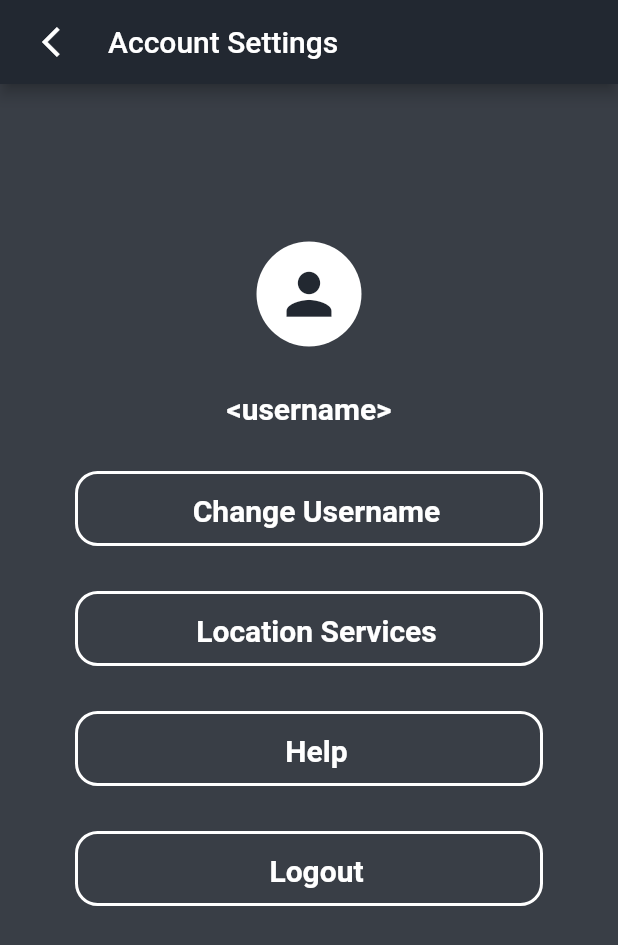
After one commit to austinhogan11/text_marks_the_spot_app, a Flutter app: the AccountScreen screen opened by its route, on a phone screen of 412 x 824 dp. The commit adds this screen. Shown: the top 945 px of the screen. Run offline on Flutter 3.47's test engine with Material 2 defaults, Android fonts, the phone set to English and light mode, and no system bars; our stand-ins replace cloud_firestore, firebase_auth, firebase_core, google_sign_in; missing offline and left inert: apple_sign_in; accounts and stored records are empty.

Commit message:
- Create Account Settings Screens & Navigation

```diff
--- /dev/null
+++ b/lib/components/avatar.dart
@@ -0,0 +1,18 @@
+import 'package:flutter/material.dart';
+
+import '../constants.dart';
+
+class Avatar extends StatelessWidget {
+  @override
+  Widget build(BuildContext context) {
+    return CircleAvatar(
+      child: Icon(
+        Icons.person,
+        color: kPrimaryColor,
+        size: 45.0,
+      ),
+      backgroundColor: Colors.white,
+      radius: 35.0,
+    );
+  }
+}
--- /dev/null
+++ b/lib/components/settings_button.dart
@@ -0,0 +1,50 @@
+import 'package:flutter/material.dart';
+import 'package:text_marks_the_spot_app/functionality/authentication/user_authentication_handling.dart';
+import 'package:text_marks_the_spot_app/screens/account_settings/change_username_screen.dart';
+import 'package:text_marks_the_spot_app/screens/login_screen.dart';
+
+class SettingsButton extends StatelessWidget {
+  final String btnText;
+  final String screenNavRoute;
+
+  SettingsButton({this.btnText, this.screenNavRoute});
+
+  @override
+  Widget build(BuildContext context) {
+    return Padding(
+      padding: EdgeInsets.symmetric(vertical: 15.0, horizontal: 50.0),
+      child: OutlineButton(
+        splashColor: Colors.white,
+        onPressed: () {
+          if (screenNavRoute == LoginScreen.id) userSignOutHandling(context);
+          Navigator.pushNamed(context, screenNavRoute);
+        },
+        shape: RoundedRectangleBorder(
+          borderRadius: BorderRadius.circular(15.0),
+        ),
+        highlightElevation: 0,
+        borderSide: BorderSide(color: Colors.white, width: 2.0),
+        child: Padding(
+          padding: const EdgeInsets.fromLTRB(0, 10, 0, 10),
+          child: Row(
+            mainAxisAlignment: MainAxisAlignment.center,
+            children: <Widget>[
+              Padding(
+                padding: const EdgeInsets.only(left: 10),
+                child: Text(
+                  btnText,
+                  style: TextStyle(
+                    height: 1.5,
+                    fontSize: 20,
+                    color: Colors.white,
+                    fontWeight: FontWeight.bold,
+                  ),
+                ),
+              )
+            ],
+          ),
+        ),
+      ),
+    );
+  }
+}
--- a/lib/constants.dart
+++ b/lib/constants.dart
@@ -2,3 +2,5 @@ import 'package:flutter/material.dart';
 
 // Primary app color used throughout the interface
 const Color kPrimaryColor = Color(0xff222831);
+
+const Color kAccentColor = Color(0xff393E46);
--- /dev/null
+++ b/lib/screens/account_settings/account_screen.dart
@@ -0,0 +1,79 @@
+import 'package:flutter/material.dart';
+import 'package:text_marks_the_spot_app/components/avatar.dart';
+import 'package:text_marks_the_spot_app/components/settings_button.dart';
+import 'package:text_marks_the_spot_app/constants.dart';
+import 'package:text_marks_the_spot_app/screens/account_settings/change_username_screen.dart';
+import 'package:text_marks_the_spot_app/screens/account_settings/help_screen.dart';
+import 'package:text_marks_the_spot_app/screens/account_settings/location_services_screen.dart';
+import 'package:text_marks_the_spot_app/screens/login_screen.dart';
+
+class AccountScreen extends StatefulWidget {
+  static const String id = 'account_screen';
+  @override
+  _AccountScreenState createState() => _AccountScreenState();
+}
+
+class _AccountScreenState extends State<AccountScreen> {
+  @override
+  Widget build(BuildContext context) {
+    return Scaffold(
+      backgroundColor: kAccentColor,
+      appBar: AppBar(
+        leading: Padding(
+          padding: const EdgeInsets.fromLTRB(20, 0, 0, 0),
+          child: IconButton(
+            onPressed: () => Navigator.pop(context, false),
+            icon: Icon(
+              Icons.arrow_back_ios,
+              color: Colors.white,
+            ),
+          ),
+        ),
+        backgroundColor: kPrimaryColor,
+        title: Text('Account Settings'),
+      ),
+      body: Center(
+        child: Padding(
+          padding: EdgeInsets.fromLTRB(0, 90, 0, 0),
+          child: Column(
+            children: [
+              Padding(
+                padding: EdgeInsets.all(15.0),
+                child: Container(
+                  child: Avatar(),
+                ),
+              ),
+              Padding(
+                padding: EdgeInsets.all(15.0),
+                child: Text(
+                  '<username>',
+                  style: TextStyle(
+                    fontSize: 20.0,
+                    color: Colors.white,
+                    fontWeight: FontWeight.bold,
+                  ),
+                ),
+              ),
+              SettingsButton(
+                btnText: 'Change Username',
+                screenNavRoute: ChangeUserNameScreen.id,
+              ),
+              SettingsButton(
+                btnText: 'Location Services',
+                screenNavRoute: LocationServicesScreen.id,
+              ),
+              SettingsButton(
+                btnText: 'Help',
+                screenNavRoute: HelpScreen.id,
+              ),
+              SettingsButton(
+                btnText: 'Logout',
+                screenNavRoute: LoginScreen.id,
+              ),
+            ],
+          ),
+        ),
+      ),
+    );
+  }
+}
--- a/lib/screens/sign_up_screen.dart
+++ b/lib/screens/sign_up_screen.dart
@@ -1,6 +1,5 @@
 import 'package:firebase_auth/firebase_auth.dart';
 import 'package:flutter/material.dart';
-import 'package:profanity_filter/profanity_filter.dart';
 import 'package:text_marks_the_spot_app/constants.dart';
 import 'package:text_marks_the_spot_app/data/user_data_handling.dart';
 import 'package:text_marks_the_spot_app/screens/temporary_home_screen.dart';
```
Also changed, not shown: lib/components/custom_app_bar.dart (added, +23 -0 lines), lib/main.dart (+8 -0 lines), lib/screens/account_settings/change_username_screen.dart (added, +28 -0 lines), lib/screens/account_settings/help_screen.dart (added, +28 -0 lines), lib/screens/account_settings/location_services_screen.dart (added, +28 -0 lines), lib/screens/temporary_home_screen.dart (+5 -5 lines).
